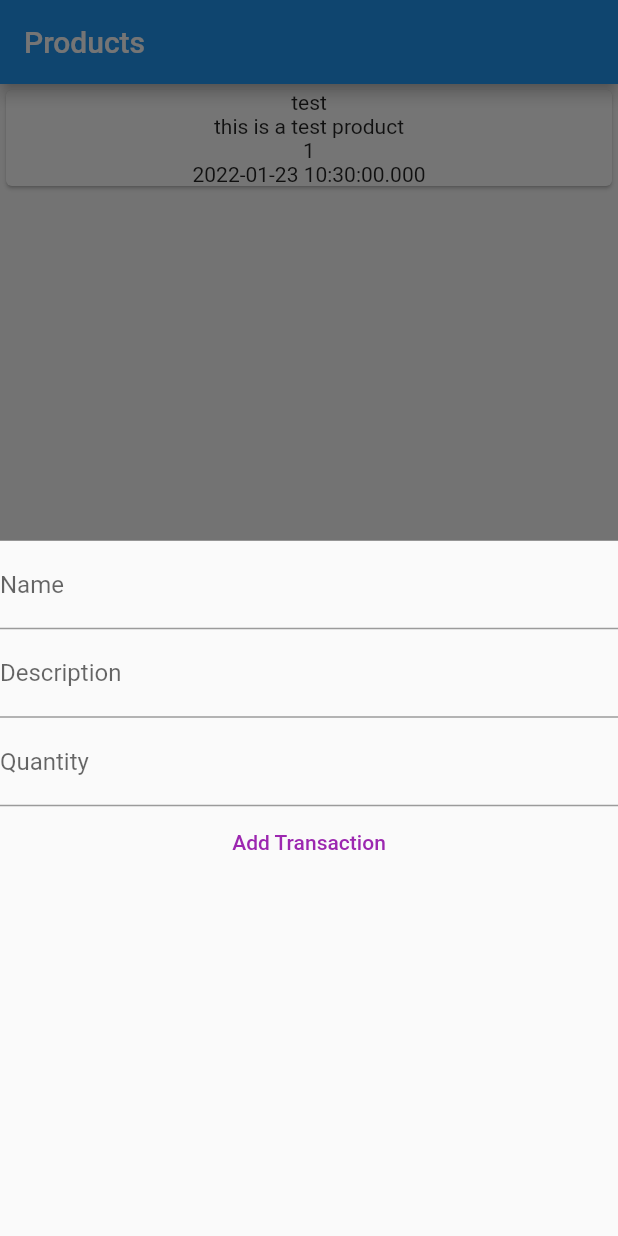
After one commit to pretomhira/Product-App, a Flutter app: the screen it shows after launch, after a tap on the "add" icon, on a phone screen of 412 x 824 dp. The commit adds this screen. Run offline on Flutter 3.47's test engine with Material 2 defaults, Android fonts, the phone set to English and light mode, and no system bars.

Commit message:
add product feature successfully added

```diff
--- a/lib/main.dart
+++ b/lib/main.dart
@@ -1,31 +1,64 @@
 import 'package:flutter/material.dart';
 import 'package:products/models/product.dart';
 import './widgets/productList.dart';
+import './widgets/userInput.dart';
 
 void main(List<String> args) {
   runApp(MyApp());
 }
 
 class MyApp extends StatelessWidget {
+  @override
+  Widget build(BuildContext context) {
+    return MaterialApp(title: 'Products', home: MyHomePage());
+  }
+}
 
-  final List<Product>_userProductInput=[
+class MyHomePage extends StatefulWidget {
+  const MyHomePage({Key? key}) : super(key: key);
+
+  @override
+  _MyHomePageState createState() => _MyHomePageState();
+}
+
+class _MyHomePageState extends State<MyHomePage> {
+  final List<Product> _userProductInput = [
     Product(
         id: '1',
         name: 'test',
+        description: 'this is a test product',
         quantity: 1,
-      description: 'this is a test product',
-      date:  DateTime.now()
-
-    ),
-
+        date: DateTime.now()),
   ];
 
+  void _addProduct(String newName, String newDescription, int newQuantity) {
+    final newProduct = Product(
+        id: DateTime.now().toString(),
+        name: newName,
+        description: newDescription,
+        quantity: newQuantity,
+        date: DateTime.now());
+
+    setState(() {
+      _userProductInput.add(newProduct);
+    });
+  }
+
+  void _startAddNewProduct(BuildContext context) {
+    showModalBottomSheet(
+        context: context,
+        builder: (_) {
+          return GestureDetector(
+            child: UserInput(_addProduct),
+            onTap: () {},
+            behavior: HitTestBehavior.opaque,
+          );
+        });
+  }
 
   @override
   Widget build(BuildContext context) {
-    return MaterialApp(
-      title: 'Products',
-      home: Scaffold(
+    return Scaffold(
       appBar: AppBar(
         title: const Text('Products'),
       ),
@@ -36,6 +69,12 @@ class MyApp extends StatelessWidget {
           ],
         ),
       ),
+      floatingActionButtonLocation: FloatingActionButtonLocation.centerFloat,
+      floatingActionButton: FloatingActionButton(
+        onPressed: () {
+          _startAddNewProduct(context);
+        },
+        child: Icon(Icons.add),
       ),
     );
   }
--- /dev/null
+++ b/lib/widgets/userInput.dart
@@ -0,0 +1,62 @@
+import 'package:flutter/material.dart';
+
+class UserInput extends StatefulWidget {
+  final Function newProduct;
+
+  UserInput(this.newProduct, {Key? key}) : super(key: key);
+
+  @override
+  State<UserInput> createState() => _UserInputState();
+}
+
+class _UserInputState extends State<UserInput> {
+  final nameController = TextEditingController();
+  final descriptionController = TextEditingController();
+  final quantityController = TextEditingController();
+
+  void submitData() {
+    final enteredName = nameController.text;
+    final enteredDescripion = descriptionController.text;
+    final enteredQuantity = int.parse(quantityController.text);
+
+    if (enteredName.isEmpty ||
+        enteredDescripion.isEmpty ||
+        enteredQuantity <= 0) {
+      return;
+    }
+
+    widget.newProduct(enteredName, enteredDescripion, enteredQuantity);
+    Navigator.of(context).pop();
+  }
+
+  @override
+  Widget build(BuildContext context) {
+    return Container(
+      child: Column(
+        children: [
+          TextField(
+            decoration: const InputDecoration(labelText: 'Name'),
+            controller: nameController,
+            onSubmitted: (_) => submitData(),
+          ),
+          TextField(
+            decoration: const InputDecoration(labelText: 'Description'),
+            controller: descriptionController,
+            onSubmitted: (_) => submitData(),
+          ),
+          TextField(
+            decoration: const InputDecoration(labelText: 'Quantity'),
+            controller: quantityController,
+            keyboardType: TextInputType.number,
+            onSubmitted: (_) => submitData(),
+          ),
+          // ignore: deprecated_member_use
+          FlatButton(
+              textColor: Colors.purple,
+              onPressed: submitData,
+              child: const Text('Add Transaction'))
+        ],
+      ),
+    );
+  }
+}
```
Lines whose indentation alone changed are shown as unchanged.
